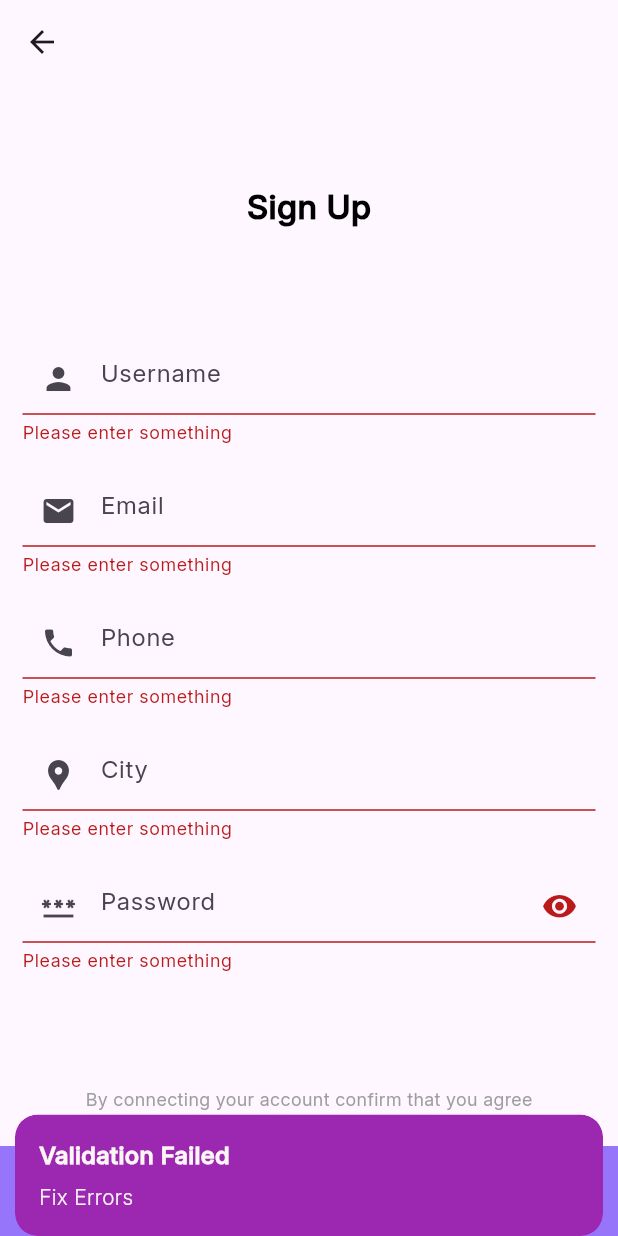
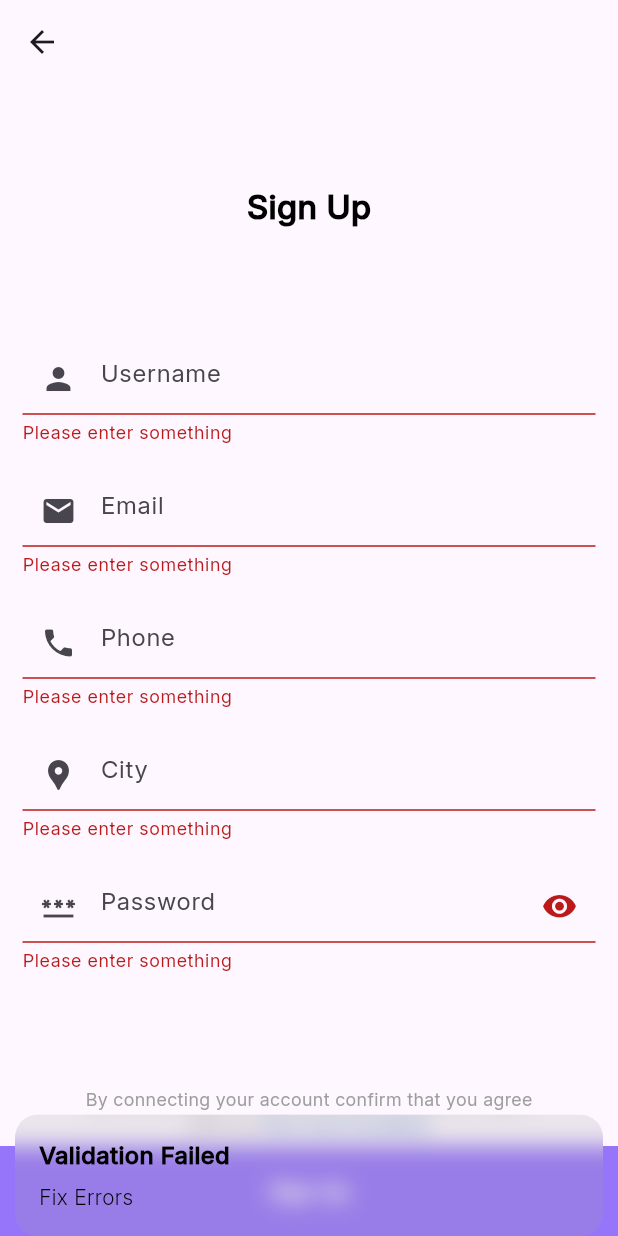
Before and after one commit to RhythmRajguru/ecommerce-flutter, a Flutter app: the RegisterScreen screen opened directly, after a tap on "Sign Up", on a phone screen of 412 x 824 dp. Run offline on Flutter 3.47's test engine with Material 3 defaults, Android fonts, the phone set to English and light mode, and no system bars; our stand-ins replace cached_network_image, carousel_slider, cloud_firestore, firebase_auth, firebase_core, firebase_messaging and 9 more; missing offline and left inert: app_settings, dart:ffi, image_card, razorpay_flutter; accounts and stored records are empty; key blocks and very long unbroken strings in the code were emptied for the run.

Commit message:
custom bottom btn created

```diff
--- /dev/null
+++ b/lib/common/widgets/custom_bottom_btn.dart
@@ -0,0 +1,26 @@
+import 'package:ecom/utils/constants/app_constraint.dart';
+import 'package:flutter/cupertino.dart';
+import 'package:flutter/material.dart';
+import 'package:get/get.dart';
+
+class CustomBottomBtn extends StatelessWidget {
+  String title;
+  VoidCallback callback;
+
+  CustomBottomBtn({required this.title,required this.callback});
+
+  @override
+  Widget build(BuildContext context) {
+    return Container(
+      child: InkWell(
+        onTap: callback,
+        child: Container(
+          height: 60,
+          width: double.infinity,
+          color: AppConstant.appMainColor,
+          child: Center(child: Text(title,style: TextStyle(color: Colors.white,fontSize: 14,fontWeight: FontWeight.bold,fontFamily: 'Inter'),)),
+        ),
+      ),
+    );
+  }
+}
--- a/lib/screens/auth-ui/forgot_password_Screen.dart
+++ b/lib/screens/auth-ui/forgot_password_Screen.dart
@@ -73,7 +73,7 @@ class _ForgotPasswordScreenState extends State<ForgotPasswordScreen> {
               forgotPasswordController.ForgetPasswordMethod(email);
           }
          else{
-            Get.snackbar("Validation Failed", "Fix Errors",snackPosition: SnackPosition.BOTTOM,backgroundColor: AppConstant.appSecondaryColor,colorText: AppConstant.appTextColor);
+            Get.snackbar("Validation Failed", "Fix Errors",snackPosition: SnackPosition.BOTTOM,colorText: AppConstant.appTextColor);
           }
         },
         child: Container(
--- a/lib/screens/auth-ui/register_screen.dart
+++ b/lib/screens/auth-ui/register_screen.dart
@@ -1,3 +1,4 @@
+import 'package:ecom/common/widgets/custom_bottom_btn.dart';
 import 'package:ecom/contollers/register_controller.dart';
 import 'package:ecom/services/notification_service.dart';
 import 'package:firebase_auth/firebase_auth.dart';
@@ -24,7 +25,6 @@ class _RegisterScreenState extends State<RegisterScreen> {
 
   @override
   Widget build(BuildContext context) {
-    return KeyboardVisibilityBuilder(builder: (p0, isKeyboardVisible) {
       return Scaffold(
         appBar: AppBar(),
         body:  Container(
@@ -174,8 +174,7 @@ class _RegisterScreenState extends State<RegisterScreen> {
             ),
           ),
 
-        bottomSheet: InkWell(
-          onTap: ()async{
+        bottomSheet: CustomBottomBtn(title: 'Sign Up', callback: ()async{
           bool isUsernameValid=registerController.validateUsernameInput();
           bool isEmailValid=registerController.validateEmailInput();
           bool isPhoneValid=registerController.validatePhoneInput();
@@ -201,7 +200,7 @@ class _RegisterScreenState extends State<RegisterScreen> {
                 password,
                 userDeviceToken);
             if(userCredential!=null){
-                  Get.snackbar("Verification email sent", "Please check your email",snackPosition: SnackPosition.BOTTOM,backgroundColor: AppConstant.appSecondaryColor,colorText: AppConstant.appTextColor);
+              Get.snackbar("Verification email sent", "Please check your email",snackPosition: SnackPosition.BOTTOM,colorText: Colors.black);
               FirebaseAuth.instance.signOut();
 
               Get.offAll(()=>LoginScreen());
@@ -209,19 +208,11 @@ class _RegisterScreenState extends State<RegisterScreen> {
             }
 
           }else{
-              Get.snackbar("Validation Failed", "Fix Errors",snackPosition: SnackPosition.BOTTOM,backgroundColor: AppConstant.appSecondaryColor,colorText: AppConstant.appTextColor);
+            Get.snackbar("Validation Failed", "Fix Errors",snackPosition: SnackPosition.BOTTOM,colorText: Colors.black);
 
           }
 
-          },
-          child: Container(
-            height: 60,
-            width: double.infinity,
-            color: AppConstant.appMainColor,
-            child: Center(child: Text('Sign Up',style: TextStyle(color: Colors.white,fontSize: 14,fontWeight: FontWeight.bold,fontFamily: 'Inter'),)),
-          ),
-        ),
+        })
       );
-    },);
   }
 }
```
Also changed, not shown: lib/screens/auth-ui/login_screen.dart (+8 -15 lines), lib/screens/auth-ui/welcome_screen.dart (+4 -11 lines). Lines whose indentation alone changed are shown as unchanged.
